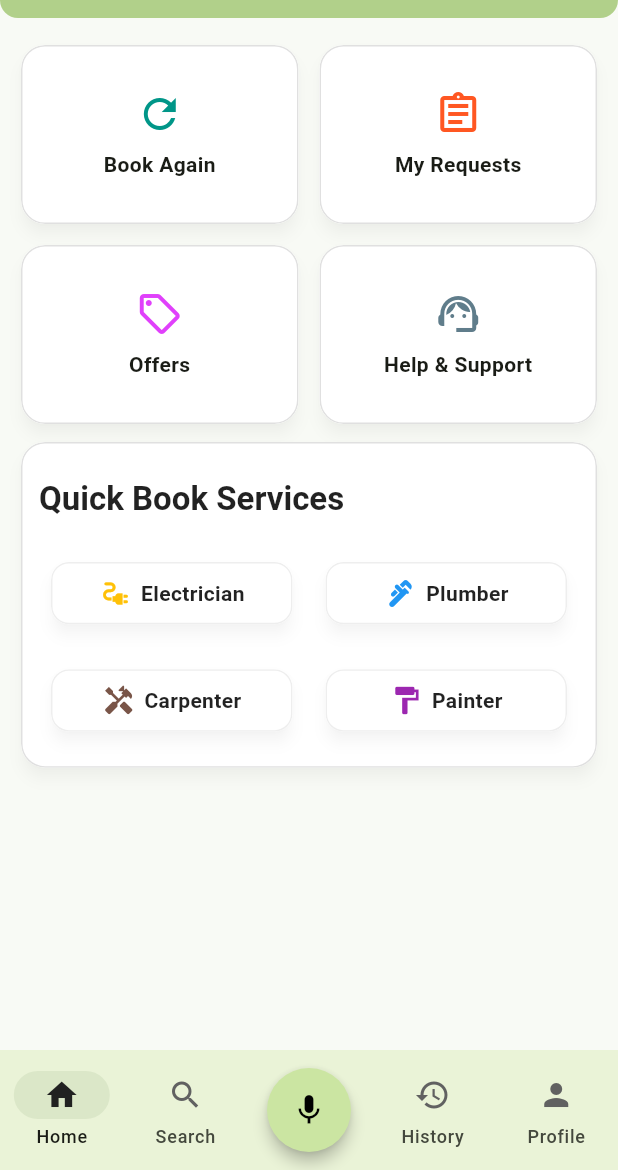
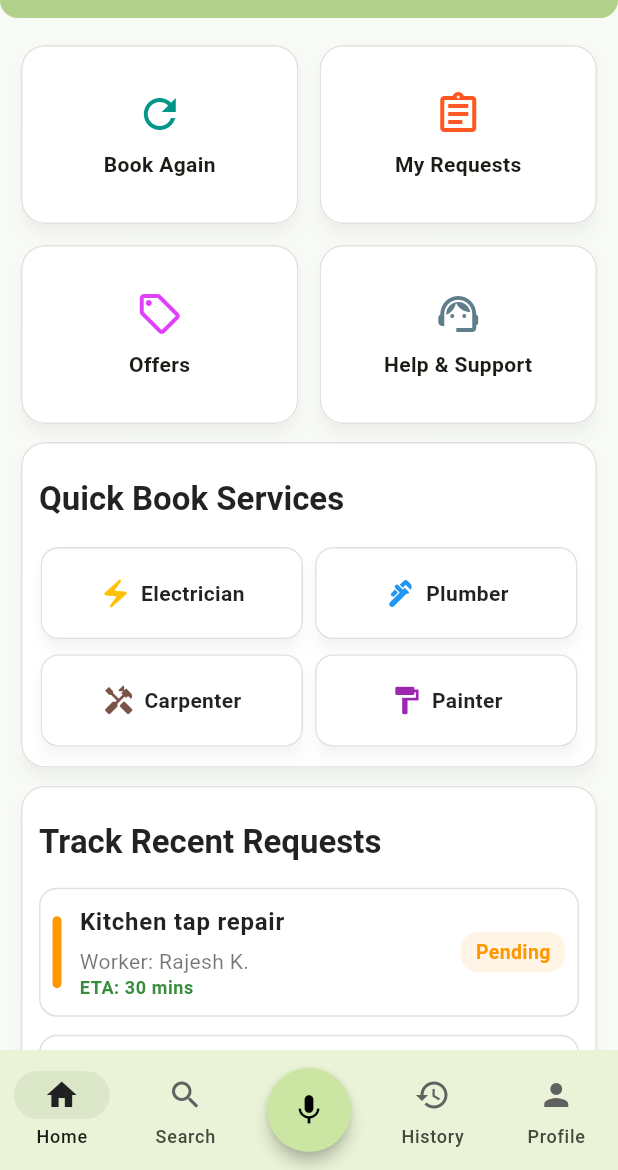
Before and after one commit to aryan-madhavi/VoiceSewa, a Flutter app: the screen it shows after launch, on a phone screen of 412 x 824 dp, the part 66-1236 px from its top. Run offline on Flutter 3.47's test engine with Material 3 defaults, Android fonts, the phone set to English and light mode, and no system bars; our stand-ins replace firebase_core, flutter_riverpod, page_transition; accounts and stored records are empty; generated files the repository leaves out were written again.

Commit message:
Add Recent Requests widget and update service icons

```diff
--- a/voicesewa_client/lib/data/home/services.dart
+++ b/voicesewa_client/lib/data/home/services.dart
@@ -23,7 +23,7 @@ class ServiceData {
   static final Map<Services, List<dynamic>> services = {
     Services.electrician: [
       Colors.amber,
-      Icons.electrical_services,
+      Icons.electric_bolt,
       'Electrician',
     ],
     Services.plumber: [
--- a/voicesewa_client/lib/screens/home/home_page.dart
+++ b/voicesewa_client/lib/screens/home/home_page.dart
@@ -1,6 +1,7 @@
 import 'package:flutter/material.dart';
 import 'package:voicesewa_client/widgets/home/quick_actions.dart';
 import 'package:voicesewa_client/widgets/home/quick_book.dart';
+import 'package:voicesewa_client/widgets/home/recent_requests.dart';
 
 class HomePage extends StatelessWidget {
   const HomePage({super.key});
@@ -16,6 +17,7 @@ class HomePage extends StatelessWidget {
             children: <Widget>[
               QuickActionsGrid(),
               QuickBookCard(),
+              RecentRequestCard(),
             ],
           ),
         ),
--- a/voicesewa_client/lib/widgets/home/quick_book.dart
+++ b/voicesewa_client/lib/widgets/home/quick_book.dart
@@ -95,12 +95,12 @@ class _QuickBookCard extends StatelessWidget {
       onTap: onTap,
       borderRadius: BorderRadius.circular(12),
       child: Padding(
-        padding: const EdgeInsets.symmetric(horizontal: 8, vertical: 12),
+        padding: const EdgeInsets.symmetric(horizontal: 1, vertical: 2),
         child: Card(
           margin: EdgeInsets.zero,
           shape: RoundedRectangleBorder(
             borderRadius: BorderRadius.circular(12),
-            side: BorderSide(color: Colors.grey.shade200),
+            side: BorderSide(color: Colors.grey.shade300),
           ),
           child: Row(
             mainAxisAlignment: MainAxisAlignment.center,
--- /dev/null
+++ b/voicesewa_client/lib/widgets/home/recent_requests.dart
@@ -0,0 +1,194 @@
+import 'package:flutter/material.dart';
+import 'package:page_transition/page_transition.dart';
+import 'package:voicesewa_client/routes/navigation_routes.dart';
+
+class RecentRequestCard extends StatelessWidget {
+  const RecentRequestCard({super.key});
+
+  @override
+  Widget build(BuildContext context) {
+    final theme = Theme.of(context);
+
+    // Replace with Future
+    final List<Map<String, String>> recentRequests = [
+      {
+        'title': 'Kitchen tap repair',
+        'worker': 'Rajesh K.',
+        'eta': '30 mins',
+        'status': 'Pending',
+      },
+      {
+        'title': 'AC service',
+        'worker': 'Anita S.',
+        'eta': '45 mins',
+        'status': 'On the way',
+      },
+      {
+        'title': 'Light fixture install',
+        'worker': 'Kumar P.',
+        'eta': 'Cancelled',
+        'status': 'Cancelled',
+      },
+    ];
+
+    return Card(
+      child: Padding(
+        padding: const EdgeInsets.all(12),
+        child: Column(
+          crossAxisAlignment: CrossAxisAlignment.start,
+          children: [
+            Padding(
+              padding: const EdgeInsets.only(top: 12, bottom: 16),
+              child: Text(
+                'Track Recent Requests',
+                style: theme.textTheme.titleLarge?.copyWith(
+                  fontWeight: FontWeight.bold,
+                  color: Colors.black87,
+                ),
+              ),
+            ),
+
+            ListView.separated(
+              itemCount: recentRequests.length,
+              shrinkWrap: true,
+              physics: const NeverScrollableScrollPhysics(),
+              separatorBuilder: (_, __) => const SizedBox(height: 12),
+              itemBuilder: (context, index) {
+                final req = recentRequests[index];
+                final status = req['status']!;
+                final color = _getStatusColor(status);
+
+                return _RecentRequestTile(
+                  title: req['title']!,
+                  worker: req['worker']!,
+                  eta: req['eta']!,
+                  status: status,
+                  color: color,
+                  onTap: () => context.pushNamedTransition(
+                    routeName: AppRoutes.routes.containsKey('/trackWorker')
+                        ? '/trackWorker'
+                        : '/comingSoonPage',
+                    type: PageTransitionType.rightToLeft,
+                  ),
+                );
+              },
+            ),
+          ],
+        ),
+      ),
+    );
+  }
+
+  /// Helper to map status text to color
+  static Color _getStatusColor(String status) {
+    switch (status.toLowerCase()) {
+      case 'pending':
+        return Colors.orange;
+      case 'on the way':
+        return Colors.blue;
+      case 'cancelled':
+        return Colors.red;
+      default:
+        return Colors.grey;
+    }
+  }
+}
+
+class _RecentRequestTile extends StatelessWidget {
+  final String title;
+  final String worker;
+  final String eta;
+  final String status;
+  final Color color;
+  final VoidCallback onTap;
+
+  const _RecentRequestTile({
+    required this.title,
+    required this.worker,
+    required this.eta,
+    required this.status,
+    required this.color,
+    required this.onTap,
+  });
+
+  @override
+  Widget build(BuildContext context) {
+    final theme = Theme.of(context);
+
+    return InkWell(
+      onTap: onTap,
+      borderRadius: BorderRadius.circular(12),
+      child: Container(
+        padding: const EdgeInsets.symmetric(horizontal: 8, vertical: 10),
+        decoration: BoxDecoration(
+          borderRadius: BorderRadius.circular(12),
+          color: Colors.white,
+          border: Border.all(color: Colors.grey.shade300),
+        ),
+        child: Row(
+          crossAxisAlignment: CrossAxisAlignment.center,
+          children: [
+            //Left status bar
+            Container(
+              width: 6,
+              height: 48,
+              decoration: BoxDecoration(
+                color: color,
+                borderRadius: BorderRadius.circular(3),
+              ),
+            ),
+
+            const SizedBox(width: 12),
+
+            // Main details
+            Expanded(
+              child: Column(
+                crossAxisAlignment: CrossAxisAlignment.start,
+                children: [
+                  Text(
+                    title,
+                    style: theme.textTheme.bodyLarge?.copyWith(
+                      fontWeight: FontWeight.w600,
+                      color: Colors.black87,
+                    ),
+                  ),
+                  const SizedBox(height: 4),
+                  Text(
+                    'Worker: $worker',
+                    style: theme.textTheme.bodyMedium?.copyWith(
+                      color: Colors.black54,
+                    ),
+                  ),
+                  Text(
+                    'ETA: $eta',
+                    style: theme.textTheme.bodySmall?.copyWith(
+                      color: Colors.green.shade700,
+                      fontWeight: FontWeight.w600,
+                    ),
+                  ),
+                ],
+              ),
+            ),
+
+            // Status badge
+            Container(
+              padding: const EdgeInsets.symmetric(horizontal: 10, vertical: 4),
+              decoration: BoxDecoration(
+                color: color.withOpacity(0.1),
+                borderRadius: BorderRadius.circular(12),
+              ),
+              child: Text(
+                status,
+                style: TextStyle(
+                  color: color,
+                  fontWeight: FontWeight.w600,
+                  fontSize: 13,
+                ),
+              ),
+            ),
+          ],
+        ),
+      ),
+    );
+  }
+}
```
Also changed, not shown: 1 other file.
